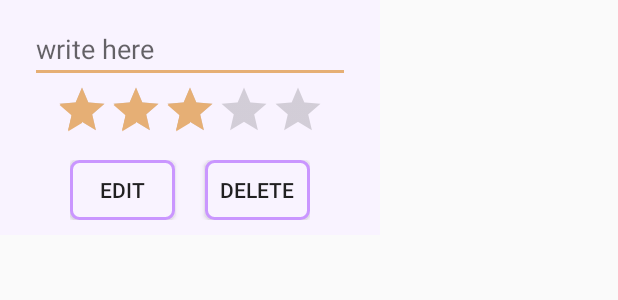
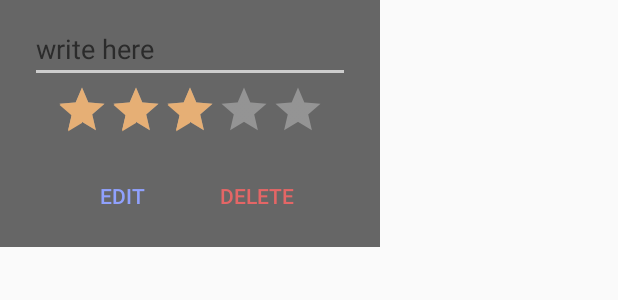
Before and after one commit to kimhyebeen/AndroidPJT_catchFood, an Android app: the layout dialog_edit.xml on its own in the app's theme, with its tools: preview values and no code run, on a phone screen of 412 x 824 dp. Shown: the top 300 px of the screen. Run offline under Robolectric (Android 15) with nearby library versions, the phone set to English and light mode, and no system bars.

Commit message:
[v2.0.1] dialog - 다이얼로그 UI 색상 및 디자인 변경

```diff
--- a/ver02/app/src/main/res/drawable/btn_dialog.xml
+++ b/ver02/app/src/main/res/drawable/btn_dialog.xml
@@ -1,10 +1,5 @@
 <?xml version="1.0" encoding="utf-8"?>
 <shape xmlns:android="http://schemas.android.com/apk/res/android" android:shape="rectangle">
-    <corners
-        android:radius="5dp" />
-    <stroke
-        android:width="2dp"
-        android:color="#CA96FF"/>
     <solid
-        android:color="#F9F3FF" />
+        android:color="#00ffffff" />
 </shape>
--- a/ver02/app/src/main/res/layout/dialog_edit.xml
+++ b/ver02/app/src/main/res/layout/dialog_edit.xml
@@ -4,7 +4,7 @@
     xmlns:tools="http://schemas.android.com/tools"
     android:layout_width="wrap_content"
     android:layout_height="wrap_content"
-    android:background="#F9F3FF"
+    android:background="@color/brownishGrey"
     android:paddingLeft="20dp"
     android:paddingTop="10dp"
     android:paddingRight="20dp"
@@ -14,9 +14,12 @@
         android:id="@+id/editText2"
         android:layout_width="wrap_content"
         android:layout_height="wrap_content"
+        android:backgroundTint="@color/lightPink"
         android:ems="10"
         android:hint="@string/texthint"
         android:inputType="textPersonName"
+        android:textColor="@color/lightPink"
+        android:textColorHint="@color/darkGrey"
         app:layout_constraintEnd_toEndOf="parent"
         app:layout_constraintStart_toStartOf="parent"
         app:layout_constraintTop_toTopOf="parent" />
@@ -30,6 +33,7 @@
         android:numStars="5"
         android:rating="3"
         android:stepSize="1"
+        android:theme="@style/RatingBar"
         app:layout_constraintEnd_toEndOf="parent"
         app:layout_constraintStart_toStartOf="parent"
         app:layout_constraintTop_toBottomOf="@+id/editText2" />
@@ -46,17 +50,19 @@
         <Button
             android:id="@+id/editButton2"
             android:layout_width="70dp"
-            android:layout_height="40dp"
+            android:layout_height="48dp"
             android:layout_marginRight="20dp"
             android:background="@drawable/btn_dialog"
-            android:text="@string/editButton" />
+            android:text="@string/editButton"
+            android:textColor="@color/colorPrimary" />
 
         <Button
             android:id="@+id/deleteButton"
             android:layout_width="70dp"
-            android:layout_height="40dp"
+            android:layout_height="48dp"
             android:background="@drawable/btn_dialog"
-            android:text="@string/deleteButton" />
+            android:text="@string/deleteButton"
+            android:textColor="@color/coral" />
     </LinearLayout>
 
 </androidx.constraintlayout.widget.ConstraintLayout>
```
